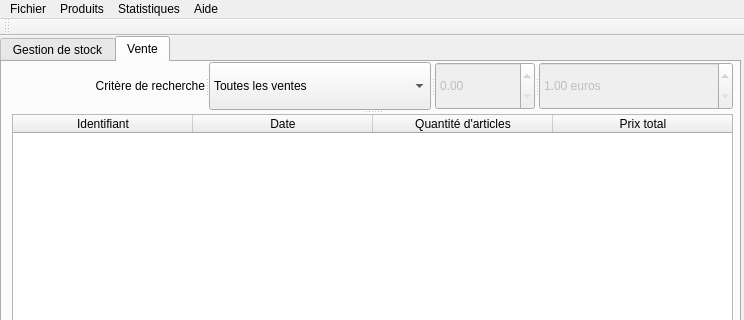
Above: qlot/mainwindow.ui from Harenome/qlot before the change; both pictures show x 0 to 744 and y 0 to 320 of the 744 by 553 pixel window. Below: the same form after it.
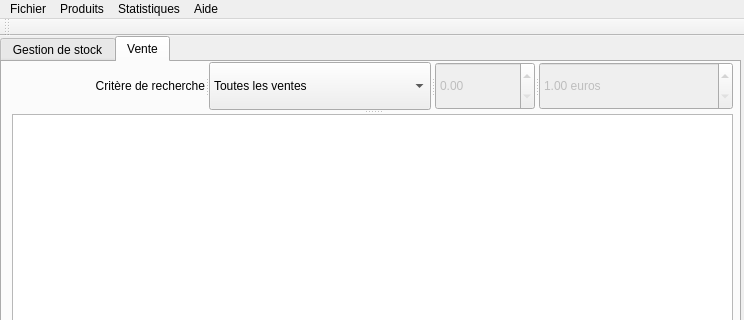
That is the form after the change. The open tabs and pages were chosen to show the change. Icons and pictures are not drawn.

Diff of the .ui file:
```diff
--- a/qlot/mainwindow.ui
+++ b/qlot/mainwindow.ui
@@ -345,6 +345,24 @@
        </widget>
       </widget>
       <widget class="QTableWidget" name="tableWidget_vente">
+       <property name="editTriggers">
+        <set>QAbstractItemView::NoEditTriggers</set>
+       </property>
+       <property name="alternatingRowColors">
+        <bool>true</bool>
+       </property>
+       <property name="selectionBehavior">
+        <enum>QAbstractItemView::SelectRows</enum>
+       </property>
+       <property name="sortingEnabled">
+        <bool>false</bool>
+       </property>
+       <attribute name="horizontalHeaderVisible">
+        <bool>false</bool>
+       </attribute>
+       <attribute name="horizontalHeaderCascadingSectionResizes">
+        <bool>false</bool>
+       </attribute>
        <attribute name="horizontalHeaderDefaultSectionSize">
         <number>180</number>
        </attribute>
```
Left out of the diff: 15 changed lines with no effect on the pictures.
